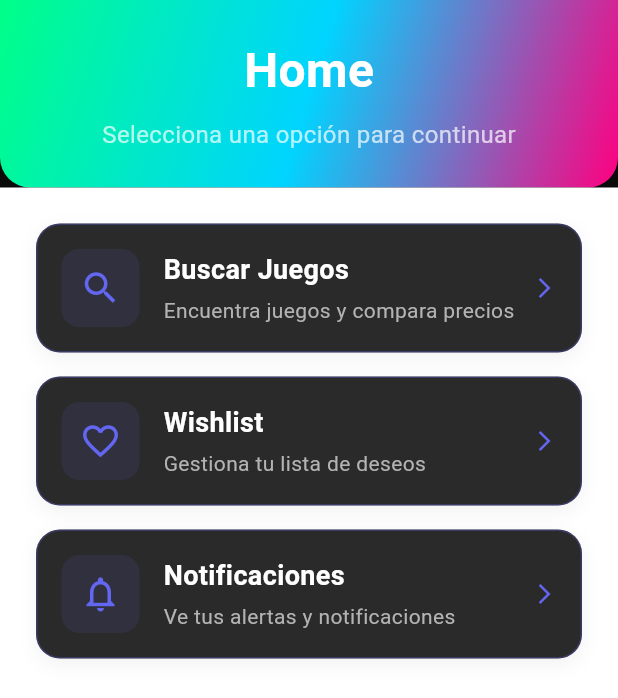
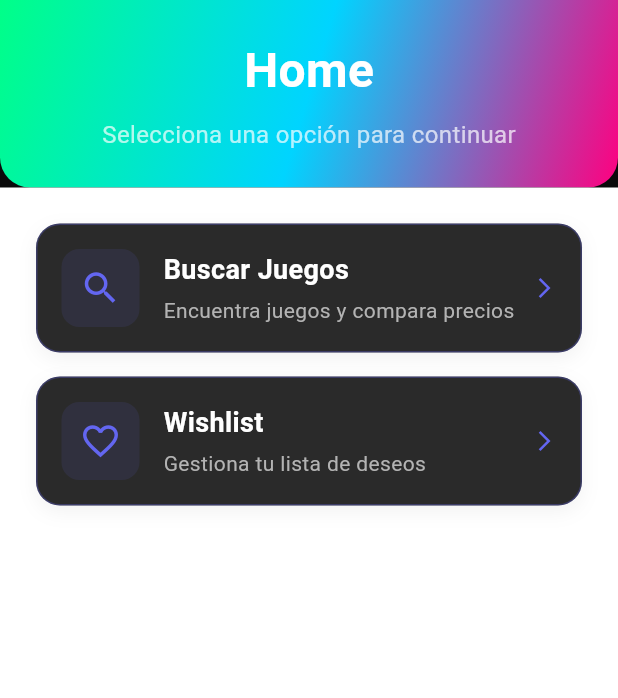
Before and after one commit to Luisceron0/TallerFinalFlutter, a Flutter app: the screen it shows once a user with an empty profile is signed in, on a phone screen of 412 x 824 dp. Shown: the top 698 px of the screen. Run offline on Flutter 3.47's test engine with Material 3 defaults, Android fonts, the phone set to English and light mode, and no system bars; our stand-ins replace dio, equatable, flutter_dotenv, flutter_map, geolocator, get and 3 more; accounts and stored records are empty; Roboto replaces fonts that are missing (SF Pro Display).

Commit message:
Remove notifications tab from home menu as requested

```diff
--- a/lib/presentation/pages/home_menu_page.dart
+++ b/lib/presentation/pages/home_menu_page.dart
@@ -3,7 +3,6 @@ import 'package:get/get.dart';
 import '../../core/constants/app_colors.dart';
 import 'game_search_page.dart';
 import 'wishlist_page.dart';
-import 'notifications_page.dart';
 
 class HomeMenuPage extends StatelessWidget {
   const HomeMenuPage({super.key});
@@ -69,12 +68,7 @@ class HomeMenuPage extends StatelessWidget {
                         onTap: () => Get.to(() => const WishlistPage()),
                       ),
                       const SizedBox(height: 16),
-                      _HomeOptionCard(
-                        icon: Icons.notifications_none,
-                        title: 'Notificaciones',
-                        subtitle: 'Ve tus alertas y notificaciones',
-                        onTap: () => Get.to(() => const NotificationsPage()),
-                      ),
+                      // Notifications tab removed as requested
                     ],
                   ),
                 ),
```
